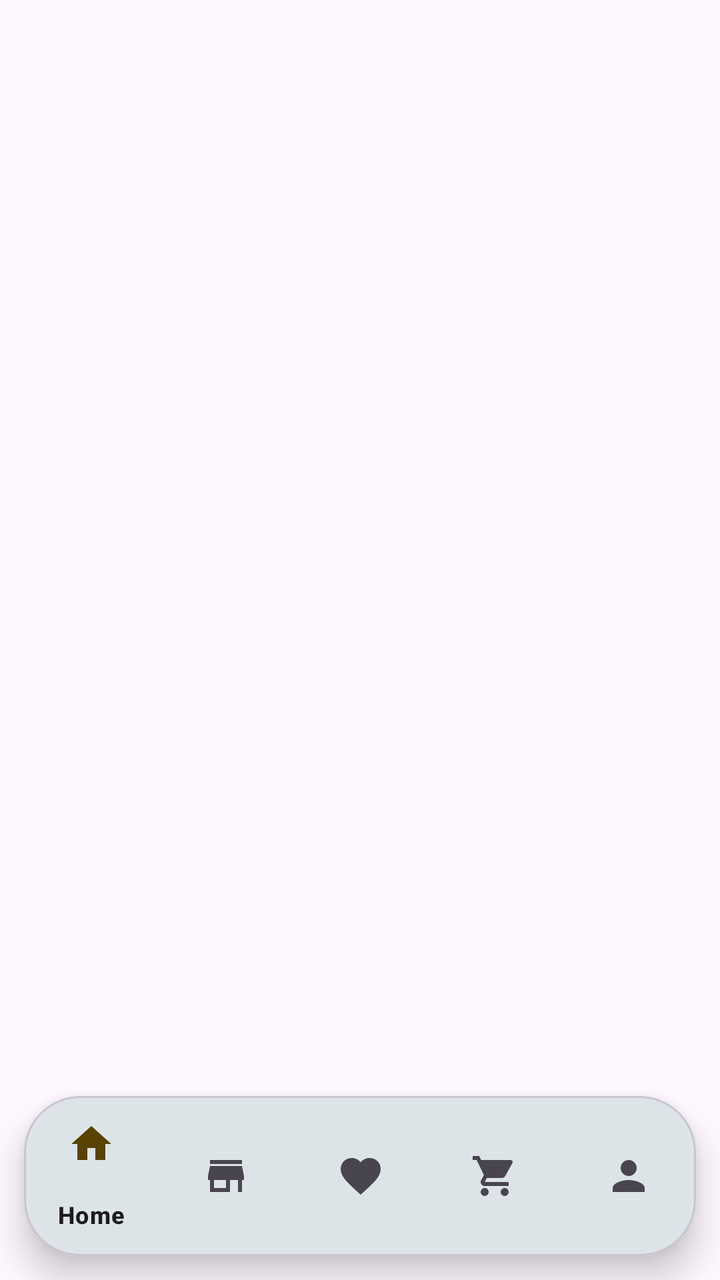
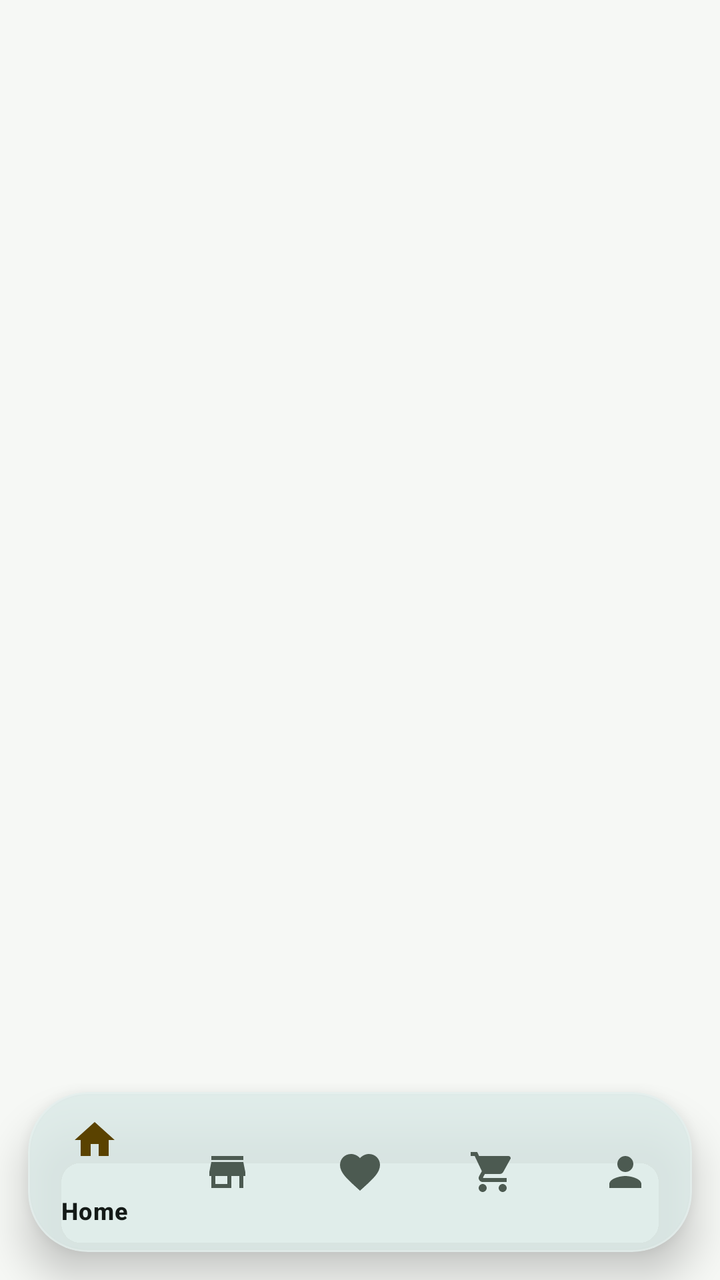

Two renders of the same Android screen: before a commit and after it. Below are the layout's source before the change and the commit's diff.
<!-- AndroidManifest.xml: application theme Theme.ShopLocal -->
<!-- res/layout/activity_main.xml -->
<?xml version="1.0" encoding="utf-8"?>
<androidx.constraintlayout.widget.ConstraintLayout xmlns:android="http://schemas.android.com/apk/res/android"
    xmlns:app="http://schemas.android.com/apk/res-auto"
    android:layout_width="match_parent"
    android:layout_height="match_parent"
    android:background="?attr/colorSurface">

    
    <FrameLayout
        android:id="@+id/mainContainer"
        android:layout_width="match_parent"
        android:layout_height="0dp"
        app:layout_constraintTop_toTopOf="parent"
        app:layout_constraintBottom_toTopOf="@id/navCard" />

    
    <com.google.android.material.card.MaterialCardView
        android:id="@+id/navCard"
        android:layout_width="match_parent"
        android:layout_height="wrap_content"
        android:layout_marginHorizontal="12dp"
        android:layout_marginBottom="12dp"
        app:cardCornerRadius="28dp"
        app:cardElevation="10dp"
        app:layout_constraintBottom_toBottomOf="parent"
        app:layout_constraintStart_toStartOf="parent"
        app:layout_constraintEnd_toEndOf="parent">

        <com.google.android.material.bottomnavigation.BottomNavigationView
            android:id="@+id/bottomNav"
            android:layout_width="match_parent"
            android:layout_height="wrap_content"
            android:background="@android:color/transparent"
            app:elevation="0dp"
            app:labelVisibilityMode="selected"
            app:menu="@menu/bottom_nav" />
    </com.google.android.material.card.MaterialCardView>
</androidx.constraintlayout.widget.ConstraintLayout>
<!-- resources referenced by this layout -->
<resources>
  <style name="Theme.ShopLocal" parent="Theme.Material3.DayNight.NoActionBar">
          
          <item name="colorPrimary">@color/brand_green</item>
          <item name="colorPrimaryDark">@color/brand_green_dark</item>
          <item name="colorOnPrimary">@color/white</item>
          <item name="colorPrimaryContainer">@color/brand_green_light</item>
          <item name="colorOnPrimaryContainer">@color/brand_green_dark</item>
          <item name="colorSecondary">@color/brand_orange</item>
          <item name="colorOnSecondary">@color/white</item>
          <item name="colorSecondaryContainer">@color/brand_gold_light</item>
          <item name="colorOnSecondaryContainer">#5A4200</item>
          <item name="colorTertiary">@color/brand_gold</item>
  
          
          <item name="shapeAppearanceCornerSmall">@style/ShapeAppearance.ShopLocal.Small</item>
          <item name="shapeAppearanceCornerMedium">@style/ShapeAppearance.ShopLocal.Medium</item>
          <item name="shapeAppearanceCornerLarge">@style/ShapeAppearance.ShopLocal.Large</item>
  
          
          <item name="materialButtonStyle">@style/Widget.ShopLocal.Button</item>
  
          
          <item name="android:statusBarColor">@color/brand_green</item>
          <item name="android:navigationBarColor">?attr/colorSurface</item>
      </style>
  <color name="brand_green">#006B54</color>
  <color name="brand_green_light">#CDE9E0</color>
  <color name="brand_orange">#E87A1A</color>
  <color name="brand_gold_light">#FFE9B0</color>
  <color name="brand_gold">#FFB612</color>
  <style name="ShapeAppearance.ShopLocal.Small" parent="ShapeAppearance.Material3.Corner.Small">
          <item name="cornerSize">10dp</item>
      </style>
  <style name="ShapeAppearance.ShopLocal.Medium" parent="ShapeAppearance.Material3.Corner.Medium">
          <item name="cornerSize">18dp</item>
      </style>
  <style name="ShapeAppearance.ShopLocal.Large" parent="ShapeAppearance.Material3.Corner.Large">
          <item name="cornerSize">24dp</item>
      </style>
  <style name="Widget.ShopLocal.Button" parent="Widget.Material3.Button">
          <item name="cornerRadius">26dp</item>
          <item name="android:paddingTop">12dp</item>
          <item name="android:paddingBottom">12dp</item>
      </style>
  <!-- unchanged entries left out for length: 2 -->
</resources>

<!-- the commit's change to res/layout/activity_main.xml (unified diff, before → after) -->
@@ -3,7 +3,7 @@
     xmlns:app="http://schemas.android.com/apk/res-auto"
     android:layout_width="match_parent"
     android:layout_height="match_parent"
-    android:background="?attr/colorSurface">
+    android:background="?android:attr/colorBackground">
 
     
     <FrameLayout
@@ -11,17 +11,20 @@
         android:layout_width="match_parent"
         android:layout_height="0dp"
         app:layout_constraintTop_toTopOf="parent"
-        app:layout_constraintBottom_toTopOf="@id/navCard" />
+        app:layout_constraintBottom_toBottomOf="parent" />
 
     
     <com.google.android.material.card.MaterialCardView
         android:id="@+id/navCard"
         android:layout_width="match_parent"
         android:layout_height="wrap_content"
-        android:layout_marginHorizontal="12dp"
-        android:layout_marginBottom="12dp"
-        app:cardCornerRadius="28dp"
-        app:cardElevation="10dp"
+        android:layout_marginHorizontal="14dp"
+        android:layout_marginBottom="14dp"
+        app:cardBackgroundColor="@color/glass_surface"
+        app:strokeColor="@color/glass_stroke"
+        app:strokeWidth="1dp"
+        app:cardCornerRadius="30dp"
+        app:cardElevation="12dp"
         app:layout_constraintBottom_toBottomOf="parent"
         app:layout_constraintStart_toStartOf="parent"
         app:layout_constraintEnd_toEndOf="parent">
@@ -33,6 +36,7 @@
             android:background="@android:color/transparent"
             app:elevation="0dp"
             app:labelVisibilityMode="selected"
+            app:itemActiveIndicatorStyle="@style/ShopLocal.NavIndicator"
             app:menu="@menu/bottom_nav" />
     </com.google.android.material.card.MaterialCardView>
 </androidx.constraintlayout.widget.ConstraintLayout>
<!-- resource entries referenced after the edit -->
@@ -1,5 +1,13 @@
 <!-- resources referenced by this layout -->
 <resources>
+  <color name="glass_stroke">#33FFFFFF</color>
+  <color name="glass_surface">#E6FFFFFF</color>
+  <style name="ShopLocal.NavIndicator" parent="Widget.Material3.BottomNavigationView.ActiveIndicator">
+          <item name="android:color">@color/brand_green_light</item>
+          <item name="android:width">60dp</item>
+          <item name="android:height">34dp</item>
+          <item name="shapeAppearance">@style/ShapeAppearance.ShopLocal.Large</item>
+      </style>
   <style name="Theme.ShopLocal" parent="Theme.Material3.DayNight.NoActionBar">
           
           <item name="colorPrimary">@color/brand_green</item>
@@ -7,42 +15,64 @@
           <item name="colorOnPrimary">@color/white</item>
           <item name="colorPrimaryContainer">@color/brand_green_light</item>
           <item name="colorOnPrimaryContainer">@color/brand_green_dark</item>
-          <item name="colorSecondary">@color/brand_orange</item>
-          <item name="colorOnSecondary">@color/white</item>
+          <item name="colorSecondary">@color/brand_gold</item>
+          <item name="colorOnSecondary">@color/black</item>
           <item name="colorSecondaryContainer">@color/brand_gold_light</item>
           <item name="colorOnSecondaryContainer">#5A4200</item>
-          <item name="colorTertiary">@color/brand_gold</item>
+          <item name="colorTertiary">@color/brand_teal</item>
+  
+          
+          <item name="android:colorBackground">@color/app_background</item>
+          <item name="colorSurface">@color/app_surface</item>
+          <item name="colorOnSurface">@color/app_on_surface</item>
+          <item name="colorSurfaceVariant">@color/app_surface_variant</item>
+          <item name="colorOnSurfaceVariant">@color/app_on_surface_variant</item>
+          <item name="colorSurfaceContainer">@color/app_surface_container</item>
+          <item name="colorSurfaceContainerLow">@color/app_surface</item>
+          <item name="colorSurfaceContainerHigh">@color/app_surface_variant</item>
+          <item name="colorOutline">@color/app_outline</item>
+          <item name="colorOutlineVariant">@color/app_outline</item>
+          <item name="colorError">@color/sale_red</item>
   
           
           <item name="shapeAppearanceCornerSmall">@style/ShapeAppearance.ShopLocal.Small</item>
           <item name="shapeAppearanceCornerMedium">@style/ShapeAppearance.ShopLocal.Medium</item>
           <item name="shapeAppearanceCornerLarge">@style/ShapeAppearance.ShopLocal.Large</item>
-  
-          
           <item name="materialButtonStyle">@style/Widget.ShopLocal.Button</item>
   
           
-          <item name="android:statusBarColor">@color/brand_green</item>
-          <item name="android:navigationBarColor">?attr/colorSurface</item>
+          <item name="android:statusBarColor">@color/brand_green_dark</item>
+          <item name="android:navigationBarColor">@color/app_background</item>
+          <item name="android:windowLightStatusBar">false</item>
       </style>
-  <color name="brand_green">#006B54</color>
-  <color name="brand_green_light">#CDE9E0</color>
-  <color name="brand_orange">#E87A1A</color>
-  <color name="brand_gold_light">#FFE9B0</color>
-  <color name="brand_gold">#FFB612</color>
+  <color name="brand_green">#00705A</color>
+  <color name="brand_green_light">#CFEDE4</color>
+  <color name="brand_gold_light">#FFE7B3</color>
+  <color name="brand_teal">#12A58A</color>
+  <color name="app_background">#F6F8F5</color>
+  <color name="app_surface">#FFFFFF</color>
+  <color name="app_on_surface">#141A17</color>
+  <color name="app_surface_variant">#EDF1EC</color>
+  <color name="app_on_surface_variant">#4C5A51</color>
+  <color name="app_surface_container">#F2F5F0</color>
+  <color name="app_outline">#D6DED7</color>
+  <color name="sale_red">#E23D49</color>
+  <color name="brand_gold">#F5A524</color>
+  <color name="black">#141A17</color>
   <style name="ShapeAppearance.ShopLocal.Small" parent="ShapeAppearance.Material3.Corner.Small">
-          <item name="cornerSize">10dp</item>
+          <item name="cornerSize">12dp</item>
       </style>
   <style name="ShapeAppearance.ShopLocal.Medium" parent="ShapeAppearance.Material3.Corner.Medium">
-          <item name="cornerSize">18dp</item>
+          <item name="cornerSize">20dp</item>
       </style>
   <style name="ShapeAppearance.ShopLocal.Large" parent="ShapeAppearance.Material3.Corner.Large">
-          <item name="cornerSize">24dp</item>
+          <item name="cornerSize">28dp</item>
       </style>
   <style name="Widget.ShopLocal.Button" parent="Widget.Material3.Button">
           <item name="cornerRadius">26dp</item>
-          <item name="android:paddingTop">12dp</item>
-          <item name="android:paddingBottom">12dp</item>
+          <item name="android:paddingTop">13dp</item>
+          <item name="android:paddingBottom">13dp</item>
+          <item name="android:letterSpacing">0.01</item>
       </style>
   <!-- unchanged entries left out for length: 2 -->
 </resources>
